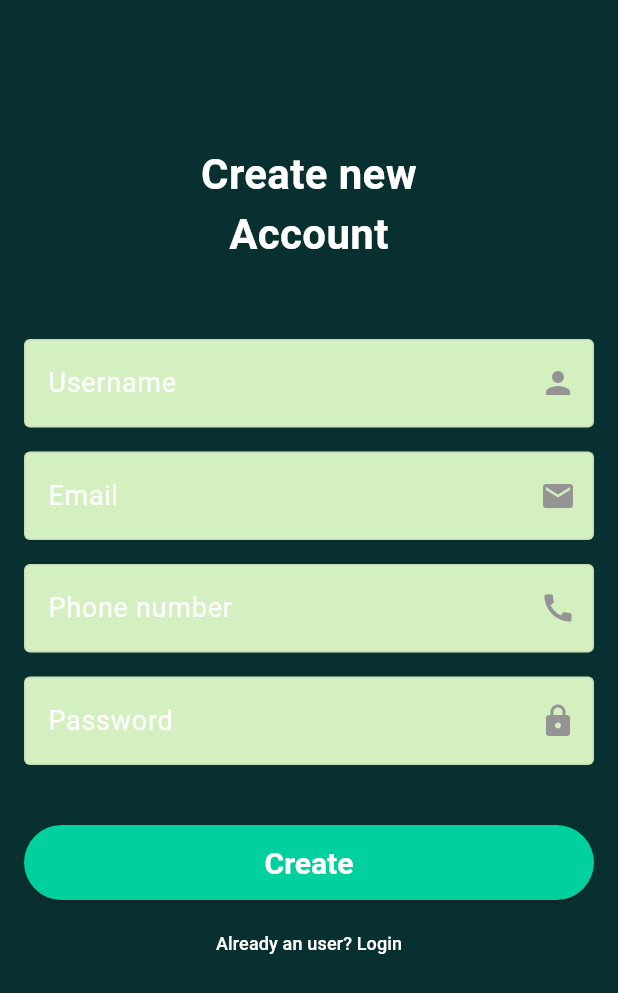
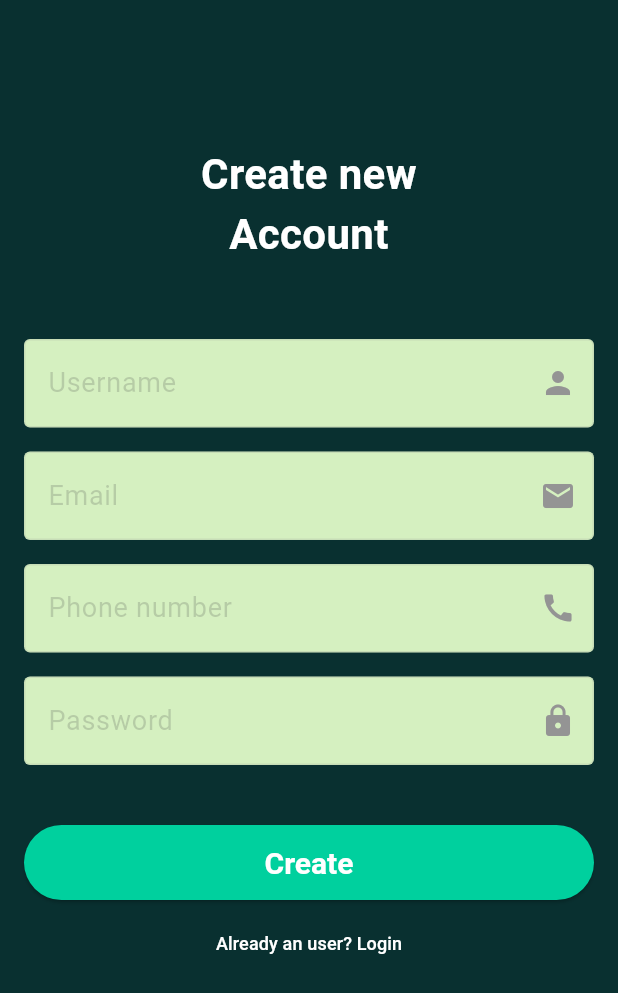
Before and after one commit to DakshKatewa/FINWISE-2.0, a Flutter app: the HomeScreen screen opened directly, after a tap on the "exit to app" icon, after a tap on "Login", after a tap on "Create new account", on a phone screen of 412 x 824 dp. Shown: the top 993 px of the screen. Run offline on Flutter 3.47's test engine with Material 3 defaults, Android fonts, the phone set to English and light mode, and no system bars; our stand-ins replace cloud_firestore, firebase_auth, firebase_core, font_awesome_flutter; accounts and stored records are empty.

Commit message:
did some UI fixes

```diff
--- a/lib/core/themes/app_themes.dart
+++ b/lib/core/themes/app_themes.dart
@@ -51,8 +51,8 @@ final ThemeData appTheme = ThemeData(
   inputDecorationTheme: InputDecorationTheme(
     filled: true,
     fillColor: const Color(0xFF052224),
-    hintStyle: const TextStyle(color: Color(0xFF093030)),
-    labelStyle: const TextStyle(color: Color(0xFF093030)),
+    hintStyle: const TextStyle(color: Color(0xFFD5F0C0)),
+    labelStyle: const TextStyle(color: Color(0xFFD5F0C0)),
     enabledBorder: OutlineInputBorder(
       borderSide: const BorderSide(color: Color(0xFFD5F0C0)),
       borderRadius: BorderRadius.circular(8.0),
--- a/lib/screens/home_screen.dart
+++ b/lib/screens/home_screen.dart
@@ -1,4 +1,5 @@
 
+import 'package:budgettraker/core/themes/app_colors.dart';
 import 'package:firebase_auth/firebase_auth.dart';
 import 'package:flutter/material.dart';
 
@@ -17,6 +18,8 @@ class HomeScreen extends StatefulWidget {
 }
 
 class _HomeScreenState extends State<HomeScreen> {
+
+  // function to be called on logging out
   var isLogoutLoading = false;
   logOut() async {
     setState(() {
@@ -33,6 +36,7 @@ class _HomeScreenState extends State<HomeScreen> {
 
   final userId = FirebaseAuth.instance.currentUser!.uid;
 
+// add button press krne pe jo dialog open hota ha to fill the amount and type
   _dialoBuilder(BuildContext context) {
     return showDialog(
         context: context,
@@ -46,6 +50,7 @@ class _HomeScreenState extends State<HomeScreen> {
   @override
   Widget build(BuildContext context) {
     return Scaffold(
+      backgroundColor: AppColors.mainGreen,
       floatingActionButton: FloatingActionButton(
         backgroundColor: Colors.blue.shade900,
         onPressed: (() {
@@ -57,9 +62,9 @@ class _HomeScreenState extends State<HomeScreen> {
         ),
       ),
       appBar: AppBar(
-        backgroundColor: Colors.blue.shade900,
+        backgroundColor: AppColors.scaffoldColor,
         title: Text(
-          "Hello,",
+          "Hello ",
           style: TextStyle(color: Colors.white),
         ),
         actions: [
--- a/lib/screens/login_screen.dart
+++ b/lib/screens/login_screen.dart
@@ -1,4 +1,3 @@
-
 import 'package:budgettraker/core/themes/app_colors.dart';
 import 'package:flutter/material.dart';
 import 'package:flutter/widgets.dart';
@@ -54,9 +53,7 @@ class _LoginViewState extends State<LoginView> {
             key: _formKey,
             child: Column(
               children: [
-                    SizedBox(
-                      height: 80.0,
-                    ),
+                SizedBox(height: 80.0),
                 SizedBox(
                   width: 250,
                   child: Text(
@@ -65,29 +62,23 @@ class _LoginViewState extends State<LoginView> {
                     style: TextStyle(
                       color: Colors.white,
                       fontSize: 28,
-                            fontWeight: FontWeight.bold),
+                      fontWeight: FontWeight.bold,
                     ),
                   ),
-                    SizedBox(
-                      height: 16.0,
                 ),
+                SizedBox(height: 16.0),
                 TextFormField(
                   controller: _emailController,
                   keyboardType: TextInputType.emailAddress,
-                        style: TextStyle(
-                          color: AppColors.darkGreen,
-                        ),
+                  style: TextStyle(color: Color.fromARGB(53, 28, 27, 27)),
                   autovalidateMode: AutovalidateMode.onUserInteraction,
                   decoration: _buildInputDecoration("Email", Icons.email),
-                        validator: appValidator.validateEmail),
-                    SizedBox(
-                      height: 16.0,
+                  validator: appValidator.validateEmail,
                 ),
+                SizedBox(height: 16.0),
                 TextFormField(
                   controller: _passwordController,
-                      style: TextStyle(
-                        color: AppColors.darkGreen,
-                      ),
+                  style: TextStyle(color: Color.fromARGB(53, 28, 27, 27)),
                   obscureText: true,
                   // keyboardType: TextInputType.phone,
                   keyboardType: TextInputType.visiblePassword,
@@ -96,26 +87,30 @@ class _LoginViewState extends State<LoginView> {
                   decoration: _buildInputDecoration("Password", Icons.lock),
                   validator: appValidator.validatePassword,
                 ),
-                    SizedBox(
-                      height: 40.0,
-                    ),
+                SizedBox(height: 40.0),
                 SizedBox(
                   height: 50,
                   width: double.infinity,
                   child: ElevatedButton(
                     style: ElevatedButton.styleFrom(
-                                backgroundColor: AppColors.mainGreen),
+                      backgroundColor: AppColors.mainGreen,
+                    ),
                     onPressed: () {
                       isLoader ? print("Loading") : _submitForm();
                     },
-                            child: isLoader
+                    child:
+                        isLoader
                             ? Center(child: CircularProgressIndicator())
-                                : Text("Login",
+                            : Text(
+                              "Login",
                               style: TextStyle(
-                                        fontSize: 20, color: Colors.white)))),
-                    SizedBox(
-                      height: 30.0,
+                                fontSize: 20,
+                                color: Colors.white,
                               ),
+                            ),
+                  ),
+                ),
+                SizedBox(height: 30.0),
                 TextButton(
                   onPressed: () {
                     Navigator.push(
@@ -125,32 +120,31 @@ class _LoginViewState extends State<LoginView> {
                   },
                   child: Text(
                     "Create new account",
-                        style:
-                            TextStyle(color: AppColors.mainGreen, fontSize: 20),
+                    style: TextStyle(color: AppColors.mainGreen, fontSize: 20),
                   ),
-                    )
+                ),
               ],
-                )),
             ),
-        ));
+          ),
+        ),
+      ),
+    );
   }
 
   InputDecoration _buildInputDecoration(String label, IconData suffixIcon) {
     return InputDecoration(
       fillColor: AppColors.lightGreen,
       enabledBorder: OutlineInputBorder(
-            borderSide: BorderSide(color: Color(0x35949494))),
-        focusedBorder:
-            OutlineInputBorder(borderSide: BorderSide(color: Colors.white)),
+        borderSide: BorderSide(color: Color(0x35949494)),
+      ),
+      focusedBorder: OutlineInputBorder(
+        borderSide: BorderSide(color: Colors.white),
+      ),
       filled: true,
-        labelStyle: TextStyle(color: Colors.white),
+      labelStyle: TextStyle(color: Color.fromARGB(53, 65, 65, 65)),
       labelText: label,
-        suffixIcon: Icon(
-          suffixIcon,
-          color: Color(0xFF949494),
-        ),
-        border: OutlineInputBorder(borderRadius: BorderRadius.circular(10.0)));
+      suffixIcon: Icon(suffixIcon, color: Color(0xFF949494)),
+      border: OutlineInputBorder(borderRadius: BorderRadius.circular(10.0)),
+    );
   }
-
-
 }
--- a/lib/screens/sign_up.dart
+++ b/lib/screens/sign_up.dart
@@ -87,7 +87,7 @@ class _SignUpViewState extends State<SignUpView> {
                 SizedBox(height: 50.0),
                 TextFormField(
                   controller: _userNameController,
-                  style: TextStyle(color: Colors.white),
+                  style: TextStyle(color: Color.fromARGB(53, 28, 27, 27)),
                   autovalidateMode: AutovalidateMode.onUserInteraction,
                   decoration: _buildInputDecoration("Username", Icons.person),
                   validator: appValidator.validateUsername,
@@ -96,7 +96,7 @@ class _SignUpViewState extends State<SignUpView> {
                 TextFormField(
                   controller: _emailController,
                   keyboardType: TextInputType.emailAddress,
-                  style: TextStyle(color: Colors.white),
+                  style: TextStyle(color: Color.fromARGB(53, 28, 27, 27)),
                   autovalidateMode: AutovalidateMode.onUserInteraction,
                   decoration: _buildInputDecoration("Email", Icons.email),
                   validator: appValidator.validateEmail,
@@ -104,8 +104,8 @@ class _SignUpViewState extends State<SignUpView> {
                 SizedBox(height: 16.0),
                 TextFormField(
                   controller: _phoneController,
-                  style: TextStyle(color: AppColors.darkGreen),
-                  keyboardType: TextInputType.visiblePassword,
+                  style: TextStyle(color: Color.fromARGB(53, 28, 27, 27)),
+                  keyboardType: TextInputType.phone,
                   autovalidateMode: AutovalidateMode.onUserInteraction,
                   decoration: _buildInputDecoration("Phone number", Icons.call),
                   validator: appValidator.validatePhoneNumber,
@@ -113,8 +113,8 @@ class _SignUpViewState extends State<SignUpView> {
                 SizedBox(height: 16.0),
                 TextFormField(
                   controller: _passwordController,
-                  style: TextStyle(color: AppColors.darkGreen),
-                  keyboardType: TextInputType.phone,
+                  style: TextStyle(color: Color.fromARGB(53, 28, 27, 27)),
+                  keyboardType: TextInputType.visiblePassword,
                   autovalidateMode: AutovalidateMode.onUserInteraction,
                   decoration: _buildInputDecoration("Password", Icons.lock),
                   validator: appValidator.validatePassword,
@@ -174,7 +174,7 @@ class _SignUpViewState extends State<SignUpView> {
         borderSide: BorderSide(color: Colors.white),
       ),
       filled: true,
-      labelStyle: TextStyle(color: Colors.white),
+      labelStyle: TextStyle(color: Color.fromARGB(53, 65, 65, 65)),
       labelText: label,
       suffixIcon: Icon(suffixIcon, color: Color(0xFF949494)),
       border: OutlineInputBorder(borderRadius: BorderRadius.circular(10.0)),
--- a/lib/screens/transaction_screen.dart
+++ b/lib/screens/transaction_screen.dart
@@ -30,7 +30,7 @@ class _TransactionScreenState extends State<TransactionScreen> {
   Widget build(BuildContext context) {
     return Scaffold(
       appBar: AppBar(
-        title: Text("Expansive"),
+        title:const Text("Expenses"),
       ),
       body: Column(
         children: [
--- a/lib/services/db.dart
+++ b/lib/services/db.dart
@@ -22,7 +22,7 @@ class Db {
             context: context,
             builder: (context) {
               return AlertDialog(
-                title: Text("Sign up Failed"),
+                title:const Text("Sign up Failed"),
                 content: Text(error.toString()),
               );
             },
--- a/lib/widgets/category_dropdown.dart
+++ b/lib/widgets/category_dropdown.dart
@@ -14,7 +14,7 @@ class CategoryDropDown extends StatelessWidget {
     return DropdownButton<String>(
         value: cattype,
         isExpanded: true,
-        hint: Text("Select Category"),
+        hint:const Text("Select Category"),
         items: appIcons.homeExpensesCategories
             .map((e) => DropdownMenuItem<String>(
                 value: e['name'],
@@ -24,12 +24,12 @@ class CategoryDropDown extends StatelessWidget {
                       e['icon'],
                       color: Colors.black54,
                     ),
-                    SizedBox(
+                    const SizedBox(
                       width: 10,
                     ),
                     Text(
                       e['name'],
-                      style: TextStyle(color: Colors.black45),
+                      style:const TextStyle(color: Colors.black45),
                     ),
                   ],
                 )))
--- a/lib/widgets/hero_card.dart
+++ b/lib/widgets/hero_card.dart
@@ -57,21 +57,28 @@ class Cards extends StatelessWidget {
                     fontWeight: FontWeight.w600,
                   ),
                 ),
-                Text(
-                  "₹. ${data['remainingAmount']}",
-                  style:const TextStyle(
+                FittedBox(
+                  fit: BoxFit.scaleDown,
+                  child: Text(
+                    "₹ ${data['remainingAmount']}",
+                    style: const TextStyle(
                       fontSize: 44,
                       color: Colors.white,
-                    height: 1.2,
                       fontWeight: FontWeight.w600,
+                    ),
                   ),
                 ),
               ],
             ),
           ),
           Container(
-            padding:const EdgeInsets.only(top: 30, bottom: 10, left: 10, right: 10),
-            decoration:const BoxDecoration(
+            padding: const EdgeInsets.only(
+              top: 30,
+              bottom: 10,
+              left: 10,
+              right: 10,
+            ),
+            decoration: const BoxDecoration(
               borderRadius: BorderRadius.only(
                 topLeft: Radius.circular(30),
                 topRight: Radius.circular(30),
@@ -81,7 +88,7 @@ class Cards extends StatelessWidget {
             child: Row(
               children: [
                 CardOne(
-                  color: Colors.green,
+                  color: Colors.blue,
                   heading: 'Credit',
                   amount: "${data['totalCredit']}",
                 ),
@@ -116,7 +123,7 @@ class CardOne extends StatelessWidget {
     return Expanded(
       child: Container(
         decoration: BoxDecoration(
-          color: color.withValues(),
+          color: Colors.amber[50],
           borderRadius: BorderRadius.circular(10),
         ),
         child: Padding(
@@ -127,12 +134,15 @@ class CardOne extends StatelessWidget {
                 crossAxisAlignment: CrossAxisAlignment.start,
                 children: [
                   Text(heading, style: TextStyle(color: color, fontSize: 14)),
-                  Text(
+                  FittedBox(
+                    fit: BoxFit.scaleDown,
+                    child: Text(
                       "₹ $amount",
                       style: TextStyle(
                         color: color,
                         fontSize: 30,
                         fontWeight: FontWeight.w600,
+                      ),
                     ),
                   ),
                 ],
```
Also changed, not shown: lib/widgets/add_transacetion_form.dart (+20 -13 lines). Lines whose indentation alone changed are shown as unchanged.
